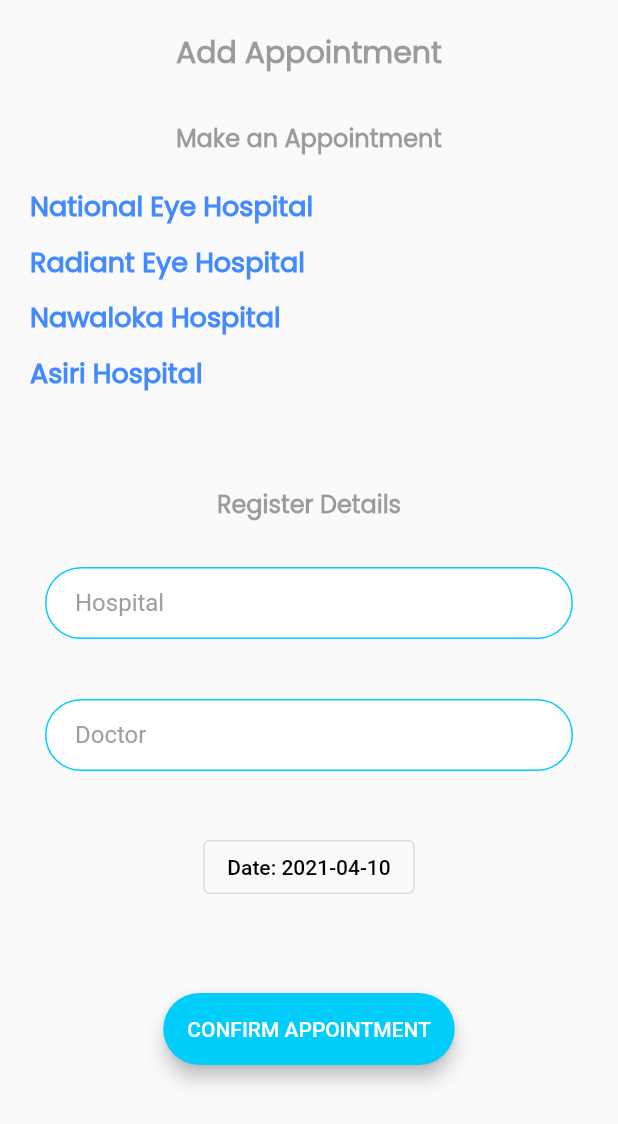
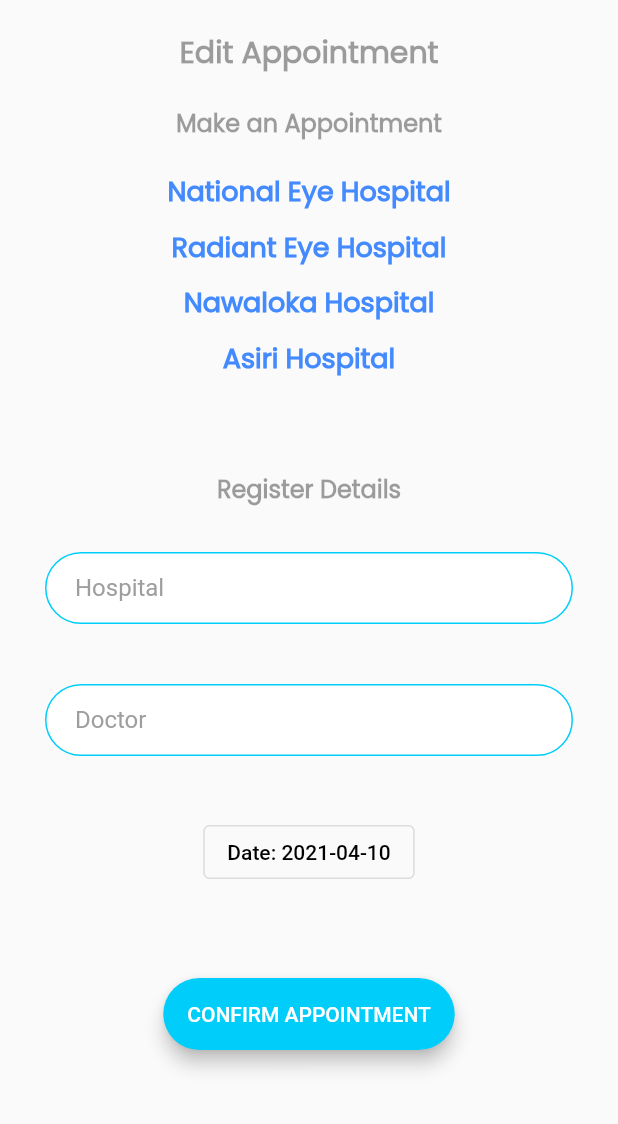
Before and after one commit to Ammar-Raneez/E-Ophthalmologist_UI, a Flutter app: the EditAppointmentScreen screen opened directly with empty values, on a phone screen of 412 x 824 dp. Shown: the top 1124 px of the screen. Run offline on Flutter 3.47's test engine with Material 2 defaults, Android fonts, the phone set to English and light mode, and no system bars; our stand-ins replace cached_network_image, cloud_firestore, dio, firebase_auth, firebase_core, firebase_storage and 4 more; accounts and stored records are empty.

Commit message:
refactored edit appointment screen

```diff
--- a/lib/screens/edit_appointment_screen.dart
+++ b/lib/screens/edit_appointment_screen.dart
@@ -33,6 +33,25 @@ class _EditAppointmentScreenState extends State<EditAppointmentScreen> {
   String email;
   String appointmentId;
   bool showSpinner = false;
+
+  var hospitalNames = [
+    "National Eye Hospital",
+    "Radiant Eye Hospital",
+    "Nawaloka Hospital",
+    "Asiri Hospital",
+    "Hemas Hospital",
+    "Ninewells Hospital",
+    "Lanka Hospital"
+  ];
+  var hospitalLinks = [
+    "https://nationaleyehospital.health.gov.lk/",
+    "https://radianteye.lk/",
+    "https://www.nawaloka.com/",
+    "https://asirihealth.com/",
+    "https://www.hemas.com/",
+    "https://ninewellshospital.lk/",
+    "https://www.lankahospitals.com/"
+  ];
 
   @override
   void initState() {
@@ -90,7 +109,7 @@ class _EditAppointmentScreenState extends State<EditAppointmentScreen> {
     setState(() {
       doctor = arguments['doctor'];
       hospital = arguments['hospital'];
-      appointmentId = arguments['currentAppointmentId'];
+      appointmentId = arguments['currentDocId'];
     });
 
     setState(() {
@@ -107,153 +126,31 @@ class _EditAppointmentScreenState extends State<EditAppointmentScreen> {
             padding: const EdgeInsets.all(20.0),
             child: Column(
               children: [
-                Text(
-                  "Add Appointment",
-                  textAlign: TextAlign.center,
-                  style: kTextStyle.copyWith(
-                    fontSize: 20,
-                  ),
-                ),
-                SizedBox(
-                  height: 30,
-                ),
-                Text(
-                  "Make an Appointment",
-                  textAlign: TextAlign.center,
-                  style: kTextStyle.copyWith(
-                    fontSize: 16,
-                  ),
-                ),
-                SizedBox(
-                  height: 20,
-                ),
+                _commonLabelText(title: "Edit Appointment", fontSize: 20.0),
+                _commonLabelText(title: "Make an Appointment", fontSize: 16.0),
                 SizedBox(
                   height: 150,
-                  child: ListView(
+                  child: ListView.builder(
                     physics: ClampingScrollPhysics(),
+                    itemCount: hospitalNames.length,
                     shrinkWrap: true,
-                    children: [
-                      RichText(
-                        text: TextSpan(
-                            text: "National Eye Hospital",
-                            style: kTextStyle.copyWith(
-                                fontSize: 18, color: Colors.blueAccent),
-                            recognizer: TapGestureRecognizer()
-                              ..onTap = () {
-                                launch(
-                                    "https://nationaleyehospital.health.gov.lk/");
-                              }),
-                      ),
-                      SizedBox(
-                        height: 10,
-                      ),
-                      RichText(
-                        text: TextSpan(
-                            text: "Radiant Eye Hospital",
-                            style: kTextStyle.copyWith(
-                                fontSize: 18, color: Colors.blueAccent),
-                            recognizer: TapGestureRecognizer()
-                              ..onTap = () {
-                                launch("https://radianteye.lk/");
-                              }),
-                      ),
-                      SizedBox(
-                        height: 10,
-                      ),
-                      RichText(
-                        text: TextSpan(
-                            text: "Nawaloka Hospital",
-                            style: kTextStyle.copyWith(
-                                fontSize: 18, color: Colors.blueAccent),
-                            recognizer: TapGestureRecognizer()
-                              ..onTap = () {
-                                launch("https://www.nawaloka.com/");
-                              }),
-                      ),
-                      SizedBox(
-                        height: 10,
-                      ),
-                      RichText(
-                        text: TextSpan(
-                            text: "Asiri Hospital",
-                            style: kTextStyle.copyWith(
-                                fontSize: 18, color: Colors.blueAccent),
-                            recognizer: TapGestureRecognizer()
-                              ..onTap = () {
-                                launch("https://asirihealth.com/");
-                              }),
-                      ),
-                      SizedBox(
-                        height: 10,
-                      ),
-                      RichText(
-                        text: TextSpan(
-                            text: "Hemas Hospital",
-                            style: kTextStyle.copyWith(
-                              fontSize: 18,
-                              color: Colors.blueAccent,
-                            ),
-                            recognizer: TapGestureRecognizer()
-                              ..onTap = () {
-                                launch("https://www.hemas.com/");
-                              }),
-                      ),
-                      SizedBox(
-                        height: 10,
-                      ),
-                      RichText(
-                        text: TextSpan(
-                            text: "Ninewells Hospital",
-                            style: kTextStyle.copyWith(
-                              fontSize: 18,
-                              color: Colors.blueAccent,
-                            ),
-                            recognizer: TapGestureRecognizer()
-                              ..onTap = () {
-                                launch("https://ninewellshospital.lk/");
-                              }),
-                      ),
-                      SizedBox(
-                        height: 10,
-                      ),
-                      RichText(
-                        text: TextSpan(
-                            text: "Lanka Hospital",
-                            style: kTextStyle.copyWith(
-                              fontSize: 18,
-                              color: Colors.blueAccent,
-                            ),
-                            recognizer: TapGestureRecognizer()
-                              ..onTap = () {
-                                launch("https://www.lankahospitals.com/");
-                              }),
-                      ),
-                    ],
+                    itemBuilder: (BuildContext context, int index) =>
+                        buildHospitalLink(
+                            hospital: hospitalNames[index],
+                            url: hospitalLinks[index]),
                   ),
                 ),
                 SizedBox(
                   height: 50,
                 ),
-                Text(
-                  "Register Details",
-                  textAlign: TextAlign.center,
-                  style: kTextStyle.copyWith(
-                    fontSize: 16,
-                  ),
-                ),
+                _commonLabelText(title: "Register Details", fontSize: 16.0),
+                kTextField(_hospitalController, (value) => hospital = value,
+                    "Hospital", TextInputType.text),
                 SizedBox(
                   height: 20,
                 ),
-                kTextField(
-                    _hospitalController,
-                    (value) => hospital = value,
-                    "Hospital",
-                    TextInputType.text),
-                SizedBox(
-                  height: 20,
-                ),
-                kTextField(_doctorController,
-                    (value) => doctor = value, "Doctor", TextInputType.text),
+                kTextField(_doctorController, (value) => doctor = value,
+                    "Doctor", TextInputType.text),
                 SizedBox(
                   height: 20,
                 ),
@@ -339,4 +236,21 @@ class _EditAppointmentScreenState extends State<EditAppointmentScreen> {
       ),
     );
   }
+
+  Column _commonLabelText({@required title, @required fontSize}) {
+    return Column(
+      children: [
+        Text(
+          title,
+          textAlign: TextAlign.center,
+          style: kTextStyle.copyWith(
+            fontSize: fontSize,
+          ),
+        ),
+        SizedBox(
+          height: 20,
+        )
+      ],
+    );
+  }
 }
--- a/lib/screens/edit_report_screen.dart
+++ b/lib/screens/edit_report_screen.dart
@@ -131,7 +131,7 @@ class _EditReportScreenState extends State<EditReportScreen> {
       doctor = arguments['doctor'];
       hospital = arguments['hospital'];
       imageDocumentsURLS = arguments['image_document_urls'];
-      reportID = arguments['currentReportId'];
+      reportID = arguments['currentDocId'];
     });
 
     setState(() {
--- a/lib/screens/report_screen.dart
+++ b/lib/screens/report_screen.dart
@@ -379,7 +379,7 @@ class _ReportScreenState extends State<ReportScreen> {
                 'date': whichDocs[index]['date'],
                 'image_document_urls':
                     isReport ? whichDocs[index]['image_document_urls'] : "",
-                'currentReportId': whichDocsIds[index]
+                'currentDocId': whichDocsIds[index]
               };
               Navigator.pushNamed(context, navigate, arguments: argsForResult);
             },
```
